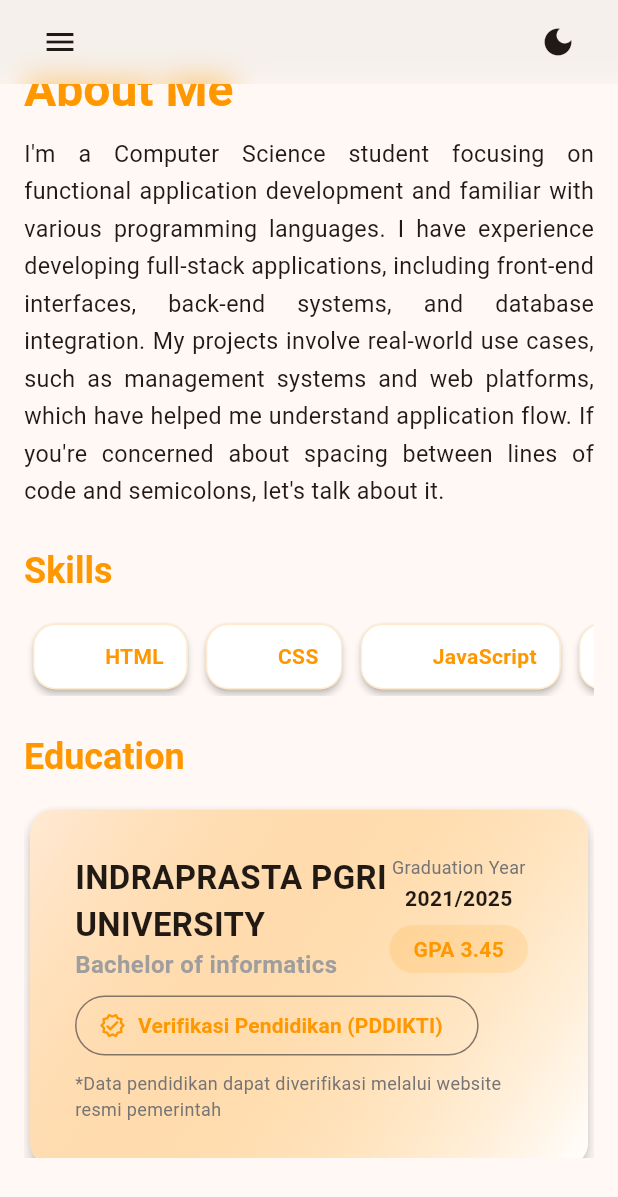
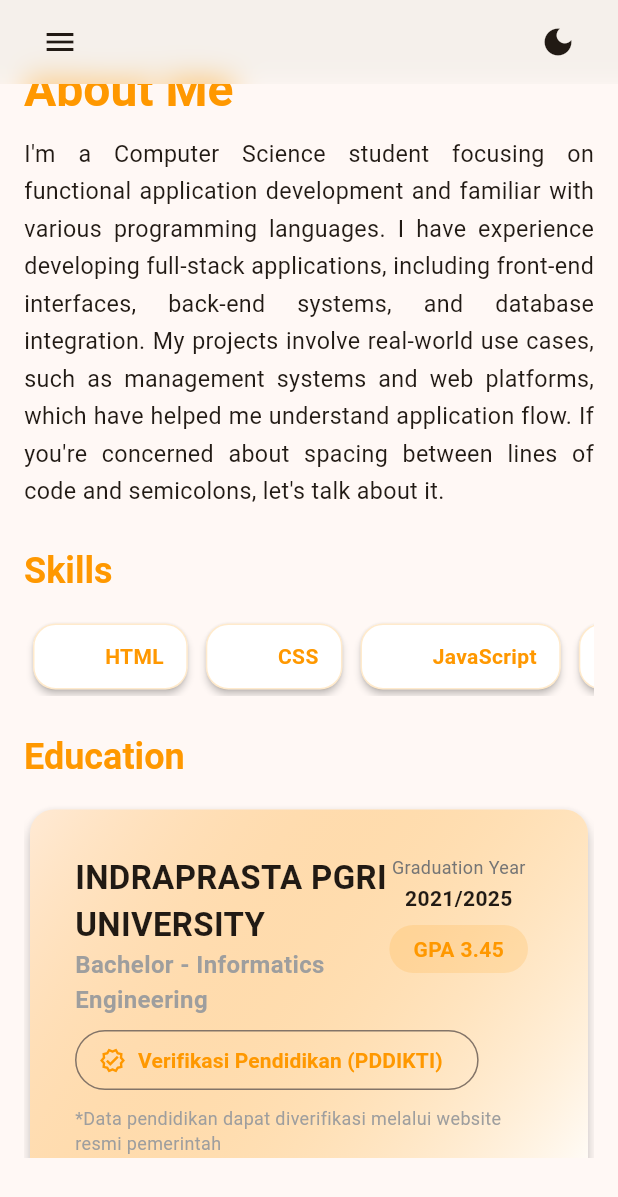
Before and after one commit to isrohadi18/p-isrohadi18, a Flutter app: the screen it shows after launch, scrolled down 1152 dp, on a phone screen of 412 x 824 dp. Shown: the top 1197 px of the screen. Run offline on Flutter 3.47's test engine with Material 3 defaults, Android fonts, the phone set to English and light mode, and no system bars; drawn by our look-alikes of flutter_animate; our stand-ins replace animated_text_kit; missing offline and left inert: dart:html; network calls fail.

Commit message:
cheking about me

```diff
--- a/lib/pages/about_page.dart
+++ b/lib/pages/about_page.dart
@@ -173,7 +173,7 @@ class _AboutPageState extends State<AboutPage> {
                                     .animate()
                                     .fadeIn(delay: 1600.ms)
                                     .slideX(begin: -1, end: 0, delay: 1600.ms),
-                                const SkillChip(skill: 'Draw.io')
+                                const SkillChip(skill: 'Drawio')
                                     .animate()
                                     .fadeIn(delay: 1600.ms)
                                     .slideX(begin: -1, end: 0, delay: 1600.ms),
@@ -235,7 +235,7 @@ class _AboutPageState extends State<AboutPage> {
                   const SizedBox(height: 15),
                   const EducationCard(
                     university: 'INDRAPRASTA PGRI UNIVERSITY',
-                    degree: 'Bachelor of informatics',
+                    degree: 'Bachelor - Informatics Engineering',
                     year: '2021/2025',
                     gpa: '3.45',
                     linkVerifikasi:
@@ -505,7 +505,11 @@ class EducationCard extends StatelessWidget {
 
             Text(
               '*Data pendidikan dapat diverifikasi melalui website resmi pemerintah',
-              style: TextStyle(fontSize: 12, color: Colors.grey.shade600),
+              style: TextStyle(
+                fontSize: 12,
+                color: Colors.grey.shade500,
+                fontWeight: FontWeight.w400,
+              ),
             ),
           ],
         ),
--- a/lib/pages/experience_page.dart
+++ b/lib/pages/experience_page.dart
@@ -20,7 +20,7 @@ class ExperiencePage extends StatelessWidget {
         ),
 
         SliverPadding(
-          padding: const EdgeInsets.symmetric(horizontal: 24),
+          padding: const EdgeInsets.symmetric(horizontal: 30),
           sliver: SliverList(
             delegate: SliverChildBuilderDelegate((context, index) {
               final exp = experienceList[index];
```
Also changed, not shown: lib/pages/certificate_page.dart (+7 -18 lines), lib/pages/projects_page.dart (+13 -19 lines), assets/icons/skills/balsamiq.png (added), assets/icons/skills/drawio.png (added), assets/images/project/amalbaik.png, assets/images/project/khodam.png, assets/images/project/techlogo.png, 1 other file.
